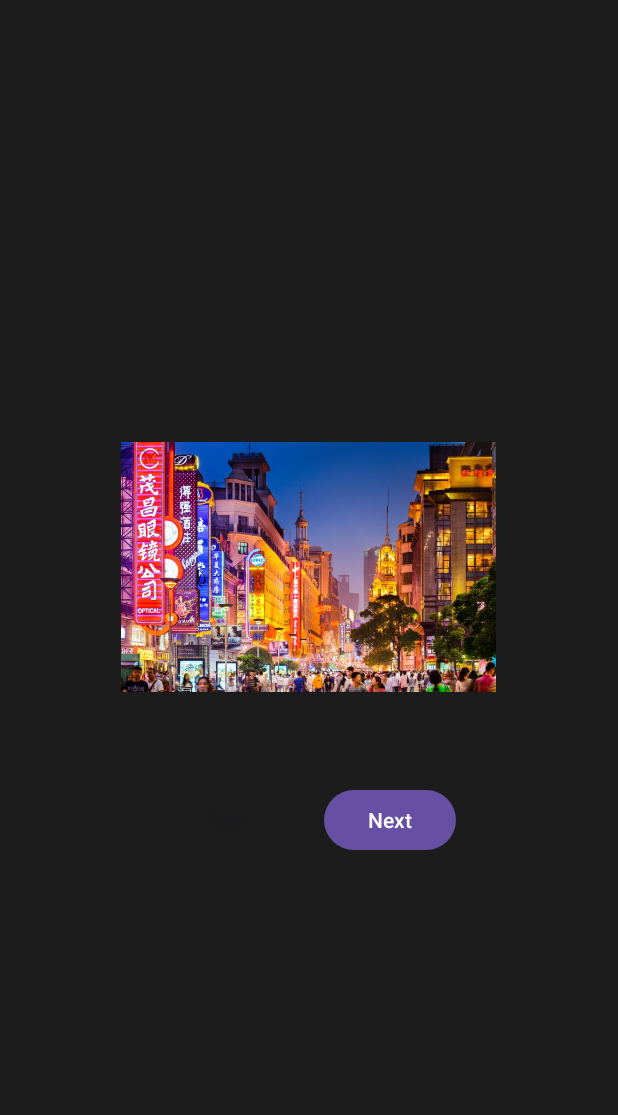
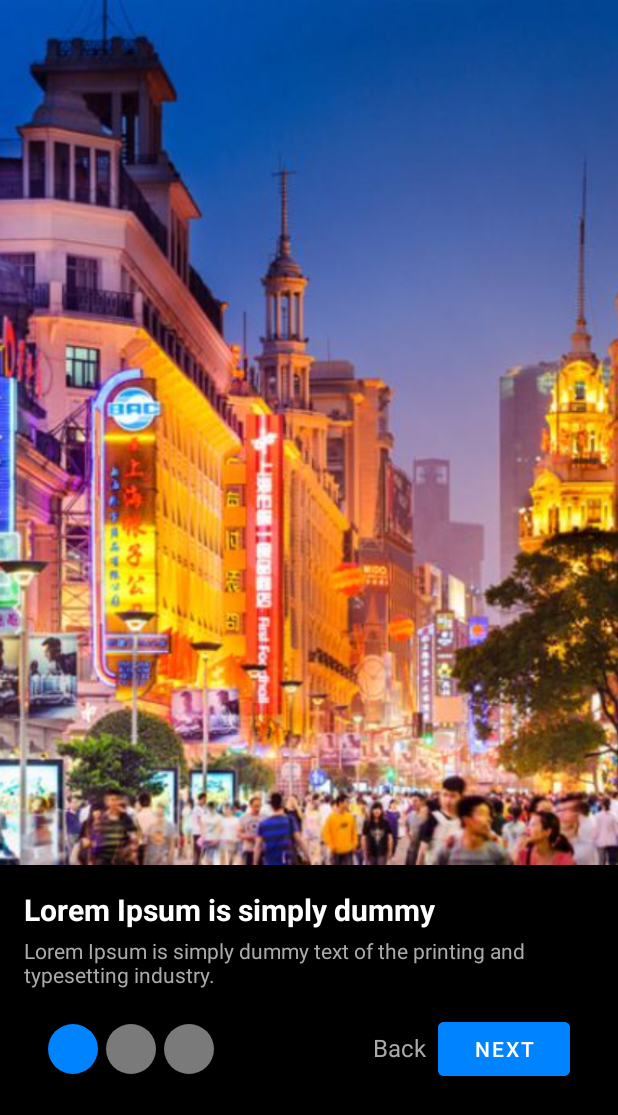
Before and after one commit to SenithuJkdy/infosnap-android, an Android app: the screen it shows after launch (MainActivity), on a phone screen of 412 x 824 dp. Shown: the top 1115 px of the screen. Run offline under Robolectric (Android 15) with nearby library versions, the phone set to English and light mode, and no system bars; our stand-ins replace navigation-ui.

Commit message:
feat(landing): improve UI with proper alignment,styling and dots indicator

```diff
--- a/app/build.gradle.kts
+++ b/app/build.gradle.kts
@@ -52,6 +52,7 @@ dependencies {
     implementation(libs.androidx.fragment.ktx)
     implementation(libs.androidx.annotation)
     implementation(libs.circleimageview)
+    implementation(libs.androidx.material3)
     testImplementation(libs.junit)
     androidTestImplementation(libs.androidx.junit)
     androidTestImplementation(libs.androidx.espresso.core)
--- a/app/src/main/java/com/example/reporter_news_app/ui/landing/LandingFragment.kt
+++ b/app/src/main/java/com/example/reporter_news_app/ui/landing/LandingFragment.kt
@@ -6,6 +6,8 @@ import androidx.fragment.app.Fragment
 import android.view.LayoutInflater
 import android.view.View
 import android.view.ViewGroup
+import android.widget.ImageView
+import android.widget.LinearLayout
 import androidx.navigation.fragment.findNavController
 import com.example.reporter_news_app.R
 import com.example.reporter_news_app.databinding.FragmentHomeBinding
@@ -13,45 +15,39 @@ import com.example.reporter_news_app.databinding.FragmentLandingBinding
 
 class LandingFragment : Fragment() {
 
-    private var _binding: FragmentHomeBinding? = null
-
-    private lateinit var binding: FragmentLandingBinding
+    private var _binding: FragmentLandingBinding? = null
+    private val binding get() = _binding!!
     private val viewModel: LandingViewModel by viewModels()
 
     override fun onCreateView(
         inflater: LayoutInflater, container: ViewGroup?,
         savedInstanceState: Bundle?
     ): View {
-        binding = FragmentLandingBinding.inflate(inflater, container, false)
+        _binding = FragmentLandingBinding.inflate(inflater, container, false)
+        return binding.root
+    }
+
+    override fun onViewCreated(view: View, savedInstanceState: Bundle?) {
+        super.onViewCreated(view, savedInstanceState)
 
         // Observe Image Changes
-        viewModel.imageIndex.observe(viewLifecycleOwner) {
-            binding.imageView.setImageResource(viewModel.getImage())
+        viewModel.imageIndex.observe(viewLifecycleOwner) { index ->
+            binding.imageView.setImageResource(viewModel.getImage(index))
 
-            // Update button text dynamically
-            if (viewModel.isLastImage()) {
-                binding.nextButton.text = "Get Started"
-
-            } else {
-                binding.nextButton.text = "Next"
-            }
-
-            // Redirect after Get Started button clicked
-            if (binding.nextButton.text == "Get Started"){
-                binding.nextButton.setOnClickListener {
-                    findNavController().navigate(R.id.nav_login) // Redirect to HomeFragment
-                }
-            }
-
+            // Update button text
+            binding.nextButton.text = if (viewModel.isLastImage()) "Get Started" else "Next"
 
             // Enable/Disable Back Button
             binding.backButton.isEnabled = !viewModel.isFirstImage()
+
+            // Update Dots Indicator
+            updateDots(index)
         }
 
         // Handle Next Button Click
         binding.nextButton.setOnClickListener {
             if (viewModel.isLastImage()) {
-                // Perform an action (e.g., navigate to another screen)
+                findNavController().navigate(R.id.nav_login)
             } else {
                 viewModel.nextImage()
             }
@@ -62,8 +58,34 @@ class LandingFragment : Fragment() {
             viewModel.prevImage()
         }
 
-        return binding.root
-
+        setupDots(viewModel.getImageCount()) // Initialize dots
     }
 
+    private fun setupDots(count: Int) {
+        binding.dotsLayout.removeAllViews() // Clear existing dots
+
+        for (i in 0 until count) {
+            val dot = ImageView(requireContext()).apply {
+                setImageResource(R.drawable.dot_unselected) // Default state
+                layoutParams = LinearLayout.LayoutParams(50, 50).apply {
+                    marginEnd = 8
+                }
+            }
+            binding.dotsLayout.addView(dot)
+        }
+    }
+
+    private fun updateDots(currentIndex: Int) {
+        for (i in 0 until binding.dotsLayout.childCount) {
+            val dot = binding.dotsLayout.getChildAt(i) as ImageView
+            dot.setImageResource(
+                if (i == currentIndex) R.drawable.dot_selected else R.drawable.dot_unselected
+            )
+        }
+    }
+
+    override fun onDestroyView() {
+        super.onDestroyView()
+        _binding = null
+    }
 }
--- a/app/src/main/java/com/example/reporter_news_app/ui/landing/LandingViewModel.kt
+++ b/app/src/main/java/com/example/reporter_news_app/ui/landing/LandingViewModel.kt
@@ -11,32 +11,30 @@ class LandingViewModel : ViewModel() {
     val imageIndex: LiveData<Int> = _imageIndex
 
     private val imageList = listOf(
-        R.drawable.image1,  // Replace with actual image resources
+        R.drawable.image1,
         R.drawable.image2,
         R.drawable.image3
     )
 
-    fun getImage(): Int {
-        return imageList[_imageIndex.value ?: 0]
-    }
+    fun getImage(index: Int): Int = imageList[index]
 
     fun nextImage() {
-        if (_imageIndex.value!! < imageList.size - 1) {
-            _imageIndex.value = _imageIndex.value!! + 1
+        _imageIndex.value?.let {
+            if (it < imageList.size - 1) _imageIndex.postValue(it + 1)
         }
     }
 
     fun prevImage() {
-        if (_imageIndex.value!! > 0) {
-            _imageIndex.value = _imageIndex.value!! - 1
+        _imageIndex.value?.let {
+            if (it > 0) _imageIndex.postValue(it - 1)
         }
     }
 
-    fun isLastImage(): Boolean {
-        return _imageIndex.value == imageList.size - 1
-    }
+    fun isLastImage(): Boolean = _imageIndex.value == imageList.lastIndex
 
-    fun isFirstImage(): Boolean {
-        return _imageIndex.value == 0
+    fun isFirstImage(): Boolean = _imageIndex.value == 0
+
+    fun getImageCount(): Int {
+        return imageList.size
     }
 }
--- /dev/null
+++ b/app/src/main/res/drawable/dot_selected.xml
@@ -0,0 +1,6 @@
+<?xml version="1.0" encoding="utf-8"?>
+<shape xmlns:android="http://schemas.android.com/apk/res/android"
+    android:shape="oval">
+    <solid android:color="@color/sky_blue"/>
+    <size android:width="2dp" android:height="2dp"/>
+</shape>
--- /dev/null
+++ b/app/src/main/res/drawable/dot_unselected.xml
@@ -0,0 +1,6 @@
+<?xml version="1.0" encoding="utf-8"?>
+<shape xmlns:android="http://schemas.android.com/apk/res/android"
+    android:shape="oval">
+    <solid android:color="@color/grey2"/>
+    <size android:width="5dp" android:height="5dp"/>
+</shape>
--- a/app/src/main/res/layout/fragment_landing.xml
+++ b/app/src/main/res/layout/fragment_landing.xml
@@ -4,33 +4,111 @@
     android:layout_height="match_parent"
     android:orientation="vertical"
     android:gravity="center"
-    android:padding="20dp">
+    >
 
+    <!-- Image Section -->
     <ImageView
         android:id="@+id/imageView"
-        android:layout_width="250dp"
-        android:layout_height="250dp"
-        android:scaleType="centerInside" />
+        android:layout_width="match_parent"
+        android:layout_height="0dp"
+        android:layout_weight="0.7"
+        android:scaleType="centerCrop"
+        android:src="@drawable/image1" />
 
+    <!-- Content Section -->
+    <LinearLayout
+        android:layout_width="match_parent"
+        android:layout_height="0dp"
+        android:layout_weight="0.3"
+        android:orientation="vertical"
+        android:background="@color/black"
+        android:padding="16dp">
+
+        <!-- Title -->
+        <TextView
+            android:id="@+id/titleText"
+            android:layout_width="wrap_content"
+            android:layout_height="wrap_content"
+            android:text="Lorem Ipsum is simply dummy"
+            android:textSize="20sp"
+            android:textColor="@android:color/white"
+            android:textStyle="bold" />
+
+        <!-- Description -->
+        <TextView
+            android:id="@+id/descText"
+            android:layout_width="wrap_content"
+            android:layout_height="wrap_content"
+            android:text="Lorem Ipsum is simply dummy text of the printing and typesetting industry."
+            android:textSize="14sp"
+            android:textColor="@android:color/darker_gray"
+            android:layout_marginTop="4dp" />
+
+        <!-- Container for Dots and Buttons -->
+        <LinearLayout
+            android:layout_width="match_parent"
+            android:layout_height="wrap_content"
+            android:layout_marginTop="16dp"
+            android:orientation="horizontal"
+            android:gravity="center_vertical"
+            android:paddingHorizontal="16dp">
+
+            <!-- Dots Indicator - Aligned to Start (Left) -->
+            <LinearLayout
+                android:id="@+id/dotsLayout"
+                android:layout_width="0dp"
+                android:layout_height="wrap_content"
+                android:orientation="horizontal"
+                android:gravity="start"
+                android:layout_weight="1">
+
+                <View
+                    android:id="@+id/dot1"
+                    android:layout_width="6dp"
+                    android:layout_height="6dp"
+                    android:layout_marginEnd="4dp"
+                    android:background="@drawable/dot_selected"/>
+
+                <View
+                    android:id="@+id/dot2"
+                    android:layout_width="6dp"
+                    android:layout_height="10dp"
+                    android:layout_marginEnd="4dp"
+                    android:background="@drawable/dot_unselected"/>
+
+                <View
+                    android:id="@+id/dot3"
+                    android:layout_width="10dp"
+                    android:layout_height="10dp"
+                    android:background="@drawable/dot_unselected"/>
+            </LinearLayout>
+
+            <!-- Navigation Buttons - Aligned to End (Right) -->
             <LinearLayout
                 android:layout_width="wrap_content"
                 android:layout_height="wrap_content"
                 android:orientation="horizontal"
-        android:layout_marginTop="20dp">
+                android:gravity="end">
 
-        <Button
+                <TextView
                     android:id="@+id/backButton"
                     android:layout_width="wrap_content"
                     android:layout_height="wrap_content"
                     android:text="Back"
-            android:enabled="false" />
+                    android:textColor="@android:color/darker_gray"
+                    android:textSize="16sp"
+                    android:padding="8dp"
+                    android:clickable="true"/>
 
-        <Button
+                <com.google.android.material.button.MaterialButton
                     android:id="@+id/nextButton"
+                    style="@style/Widget.MaterialComponents.Button"
                     android:layout_width="wrap_content"
                     android:layout_height="wrap_content"
                     android:text="Next"
-            android:layout_marginStart="20dp"/>
+                    android:textColor="@android:color/white"
+                    android:backgroundTint="@color/sky_blue"/>
             </LinearLayout>
-
         </LinearLayout>
+    </LinearLayout>
+</LinearLayout>
--- a/gradle/libs.versions.toml
+++ b/gradle/libs.versions.toml
@@ -16,6 +16,7 @@ legacySupportV4 = "1.0.0"
 fragmentKtx = "1.8.5"
 annotation = "1.9.1"
 circleimageview = "3.1.0"
+material3 = "1.3.1"
 
 [libraries]
 androidx-core-ktx = { group = "androidx.core", name = "core-ktx", version.ref = "coreKtx" }
@@ -33,6 +34,7 @@ androidx-legacy-support-v4 = { group = "androidx.legacy", name = "legacy-support
 androidx-fragment-ktx = { group = "androidx.fragment", name = "fragment-ktx", version.ref = "fragmentKtx" }
 androidx-annotation = { group = "androidx.annotation", name = "annotation", version.ref = "annotation" }
 circleimageview = { group = "de.hdodenhof", name = "circleimageview", version.ref = "circleimageview" }
+androidx-material3 = { group = "androidx.compose.material3", name = "material3", version.ref = "material3" }
 
 [plugins]
 android-application = { id = "com.android.application", version.ref = "agp" }
```
Lines whose indentation alone changed are shown as unchanged.
